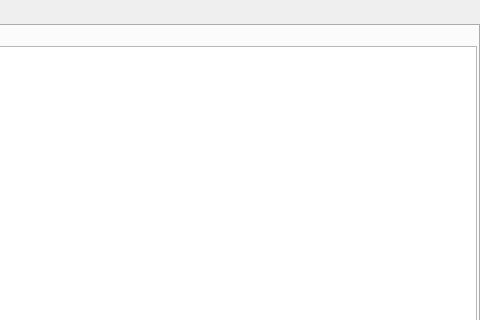
moyass/System-Application-Monitor, file Sysmon/sysmon.ui: the form before one commit; both pictures show x 325 to 805 and y 0 to 320 of the 805 by 520 pixel window.
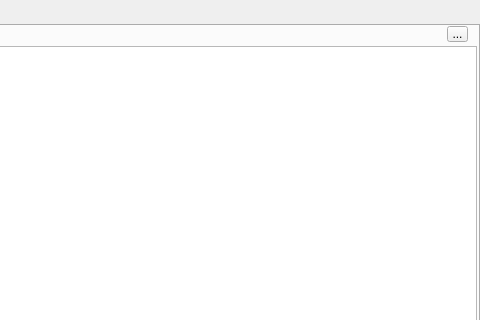
The form after the commit.

Commit message: Added debug button that displays verbose information.

Patch:
```diff
--- a/Sysmon/sysmon.ui
+++ b/Sysmon/sysmon.ui
@@ -1081,6 +1081,19 @@
       <number>30</number>
      </attribute>
     </widget>
+    <widget class="QToolButton" name="toolButton">
+     <property name="geometry">
+      <rect>
+       <x>770</x>
+       <y>0</y>
+       <width>21</width>
+       <height>16</height>
+      </rect>
+     </property>
+     <property name="text">
+      <string>...</string>
+     </property>
+    </widget>
    </widget>
    <widget class="QWidget" name="tab_2">
     <attribute name="title">
```
The commit also changes 21 other files.
